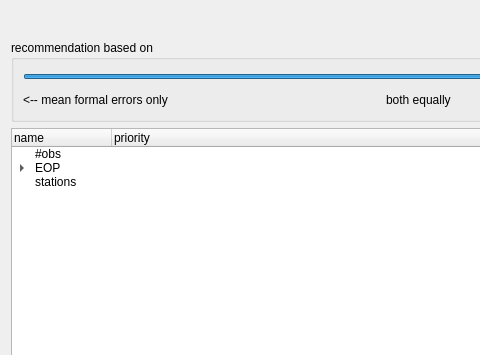
Above: Widgets/priorities.ui from TUW-VieVS/VieSchedppGUI before the change; both pictures show x 0 to 480 and y 0 to 355 of the 837 by 558 pixel window. Below: the same form after it.
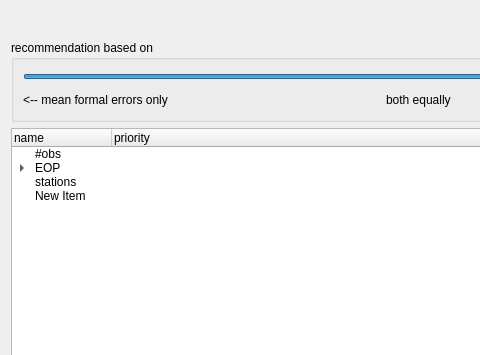
That is the form after the change. Icons and pictures are not drawn.

What changed in the file:
```diff
--- a/Widgets/priorities.ui
+++ b/Widgets/priorities.ui
@@ -317,6 +317,11 @@
        <string/>
       </property>
      </item>
+     <item>
+      <property name="text">
+       <string>New Item</string>
+      </property>
+     </item>
     </widget>
    </item>
   </layout>
```
Left out of the diff: 18 changed lines with no effect on the pictures.
